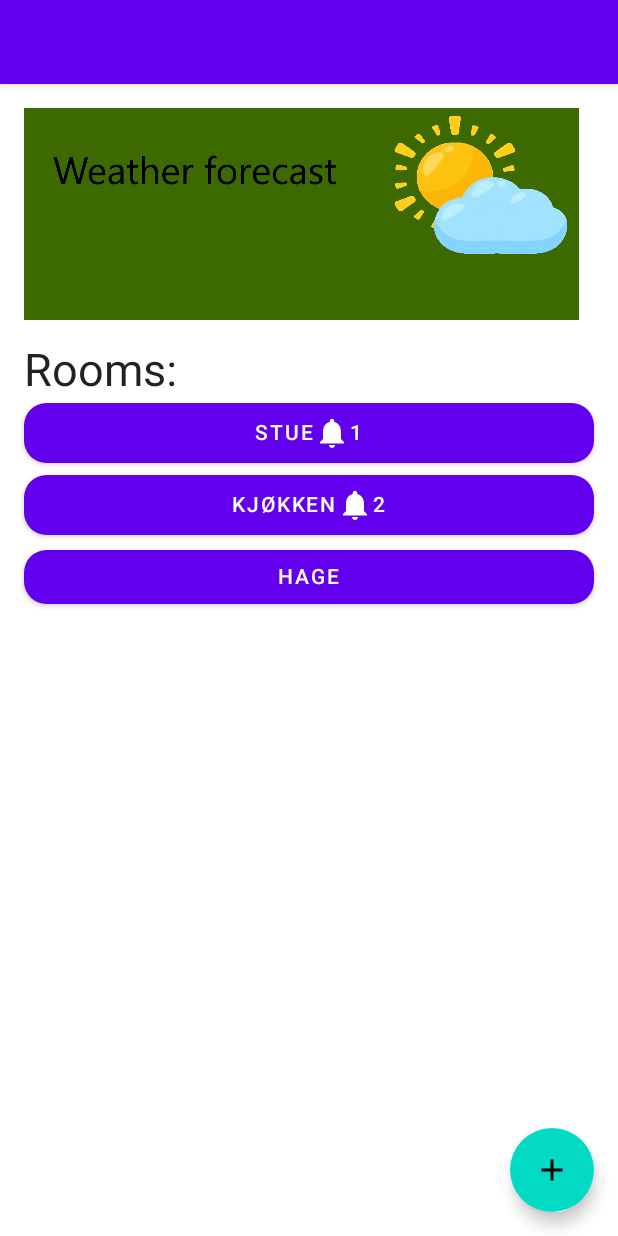
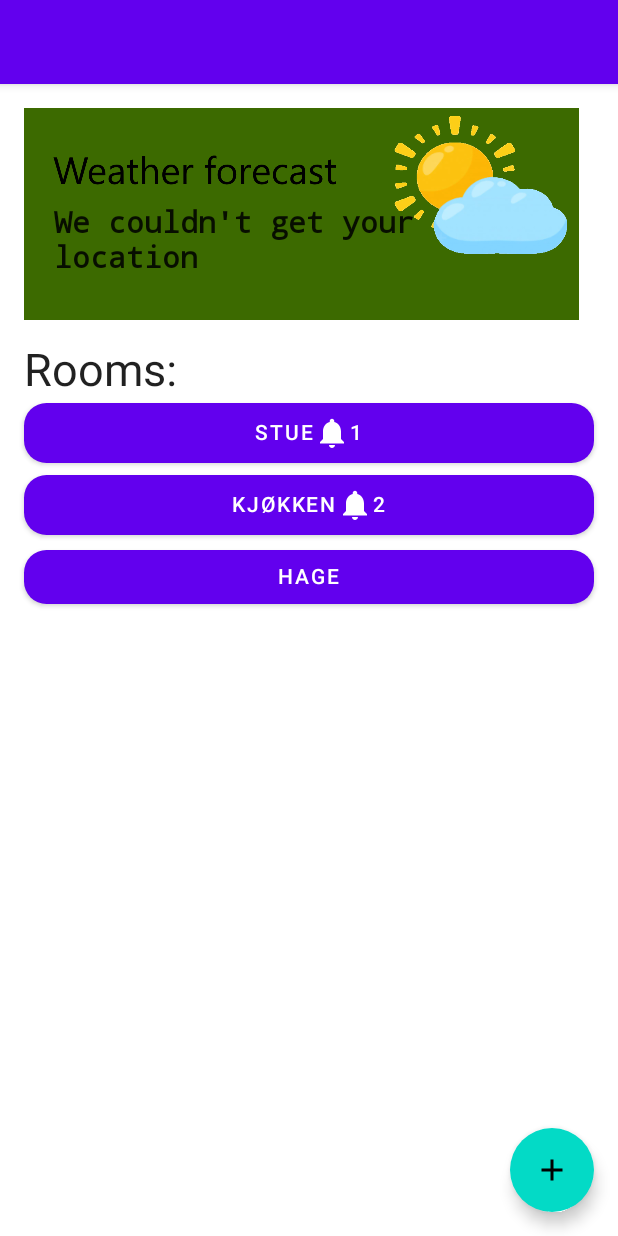
Before and after one commit to Handere/WaterYourPlants, an Android app built with Jetpack Compose: the composable HomeScreen called with empty values, on a phone screen of 412 x 824 dp. Run offline under Robolectric (Android 15) with nearby library versions, the phone set to English and light mode, and no system bars; our stand-ins replace Room's generated code, livedata-compose.

Commit message:
add error handling for gps and internet

```diff
--- a/app/src/main/java/no/hiof/gruppe4/wateryourplants/ui/home/HomeScreen.kt
+++ b/app/src/main/java/no/hiof/gruppe4/wateryourplants/ui/home/HomeScreen.kt
@@ -4,6 +4,7 @@ import android.Manifest
 import android.content.Context
 import android.content.pm.PackageManager
 import android.location.Location
+import android.widget.Toast
 import androidx.activity.compose.rememberLauncherForActivityResult
 import androidx.activity.result.contract.ActivityResultContracts
 import androidx.compose.foundation.Image
@@ -67,6 +68,7 @@ fun HomeScreen(
 
     val plantRoomList by viewModel.plantRoomList.observeAsState(listOf())
     val context: Context = LocalContext.current.applicationContext
+    val contextCurrent: Context = LocalContext.current
 
     var permissionString: Int = ContextCompat.checkSelfPermission(context, Manifest.permission.ACCESS_COARSE_LOCATION)
     var permissionsGiven by remember { mutableStateOf(permissionString) }
@@ -92,8 +94,9 @@ fun HomeScreen(
     if (ContextCompat.checkSelfPermission(context,
                 Manifest.permission.ACCESS_COARSE_LOCATION) == PackageManager.PERMISSION_GRANTED) {
 
-        fusedLocationClient.getCurrentLocation(Priority.PRIORITY_BALANCED_POWER_ACCURACY, token)
-            .addOnCompleteListener { location: Task<Location> ->
+        fusedLocationClient.getCurrentLocation(Priority.PRIORITY_BALANCED_POWER_ACCURACY, token).addOnCompleteListener { location: Task<Location> ->
+
+                try {
                     var latitude = location.result.latitude
                     var longitude = location.result.longitude
 
@@ -107,6 +110,15 @@ fun HomeScreen(
                     gpsFromUserString = "lat=$latitude&lon=$longitude"
 
                     gpsLocationFromUserRememberState = gpsFromUserString
+
+                } catch (e : Exception){
+                    gpsFromUserString = "We couldn't get your location"
+                    gpsLocationFromUserRememberState = gpsFromUserString
+                    println(e)
+                }
+
+
+
             }
 
     } else {
@@ -117,7 +129,7 @@ fun HomeScreen(
     }
         LaunchedEffect(gpsLocationFromUserRememberState, permissionsGiven){
             if(permissionsGiven == 0 && gpsLocationFromUserRememberState != "") {
-                weatherFromApi = getWeather(gpsLocationFromUserRememberState)
+                weatherFromApi = getWeather(gpsLocationFromUserRememberState, contextCurrent)
             }
 
             weatherFromApiRememberState = weatherFromApi
@@ -233,14 +245,26 @@ fun RoomCards(
 }
 
 
-suspend fun getWeather(latAndLon: String): String {
+suspend fun getWeather(latAndLon: String, context: Context): String {
     var weatherWithCelsiusAndCondition = ""
     val urlWithGps = URL("https://api.met.no/weatherapi/locationforecast/2.0/compact?$latAndLon")
     println(urlWithGps)
     var responseCode: Int = 0
     val coroutineScope = CoroutineScope(Dispatchers.IO)
 
+    if (latAndLon == "We couldn't get your location") {
+
+        Toast.makeText(context, "Please make sure your GPS is turned on", Toast.LENGTH_SHORT).show()
+
+        weatherWithCelsiusAndCondition = "We couldn't get your location"
+
+        return weatherWithCelsiusAndCondition
+    }
+
     coroutineScope.launch {
+
+        try {
+
             val connectionToYr: HttpURLConnection = urlWithGps.openConnection() as HttpURLConnection
             connectionToYr.setRequestProperty(
                 "Accept",
@@ -278,7 +302,15 @@ suspend fun getWeather(latAndLon: String): String {
                 println("HTTPURLCONNECTION_ERROR" + responseCode.toString())
             }
 
+        } catch (e: java.lang.Exception) {
+            println(e)
+        }
+
     }.join()
 
+    if(weatherWithCelsiusAndCondition == "") {
+        weatherWithCelsiusAndCondition = "Ops,\nsomething went wrong"
+        Toast.makeText(context, "Please check your internet connection", Toast.LENGTH_LONG).show()
+    }
     return weatherWithCelsiusAndCondition
 }
```
Lines whose indentation alone changed are shown as unchanged.
